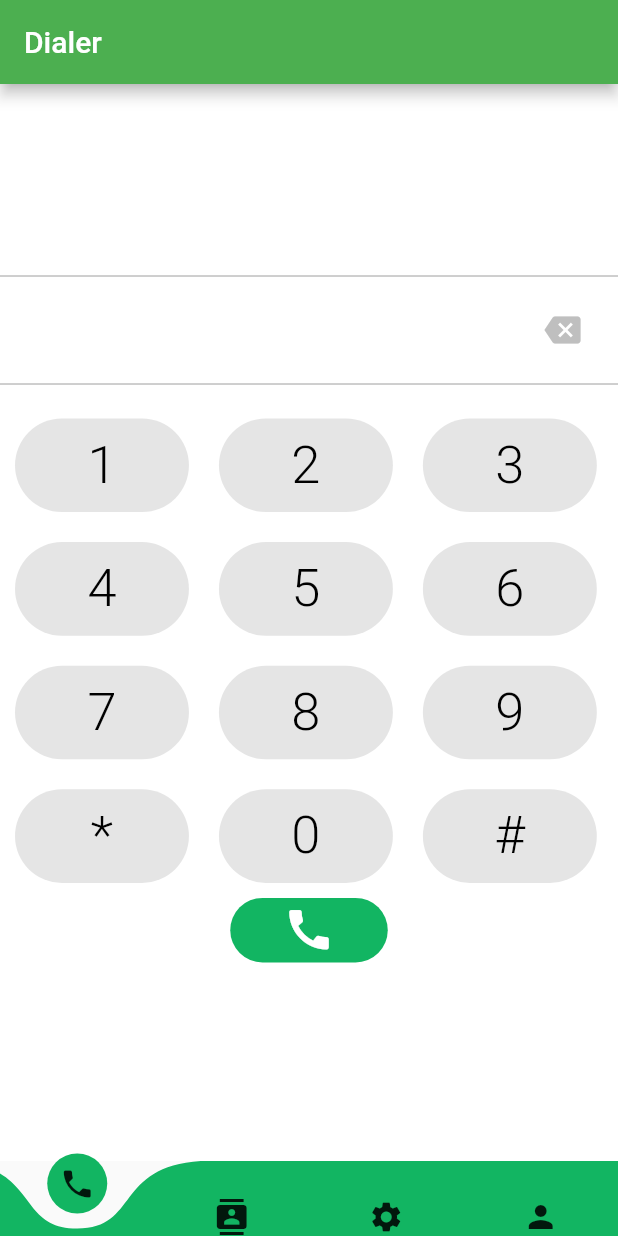
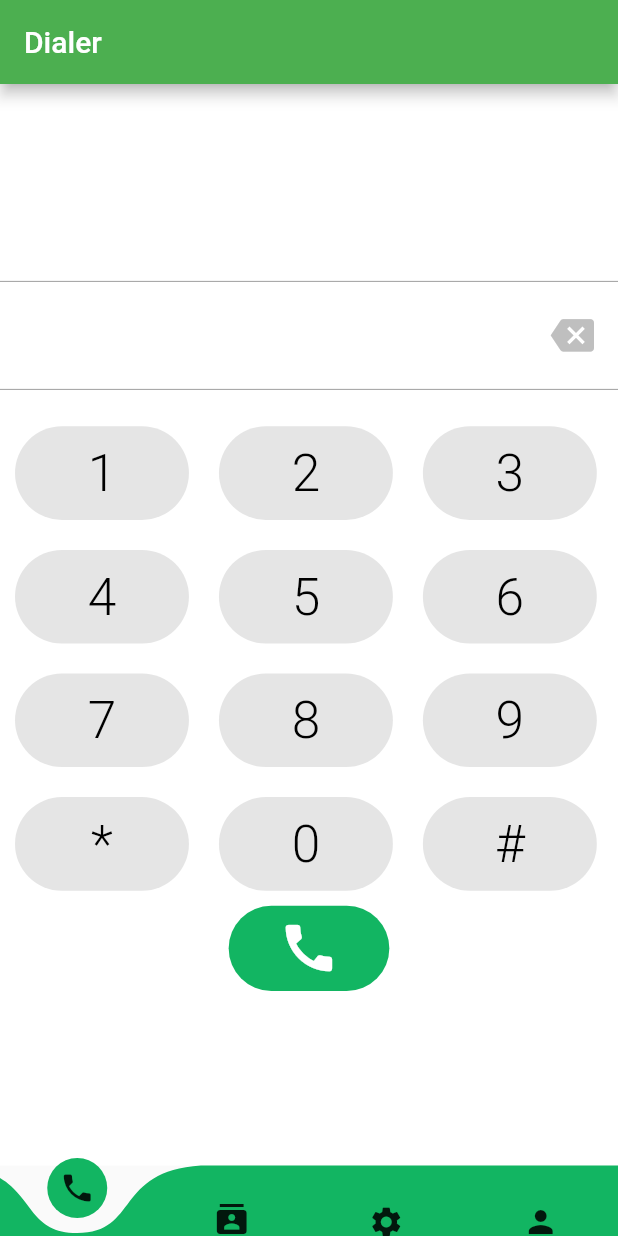
Before and after one commit to MarkisDev/its_urgent, a Flutter app: the screen it shows after launch, on a phone screen of 412 x 824 dp. Run offline on Flutter 3.47's test engine with Material 2 defaults, Android fonts, the phone set to English and light mode, and no system bars; drawn by our look-alikes of curved_navigation_bar; our stand-ins replace firebase_auth, firebase_core, flutter_contacts, flutter_svg, fluttertoast, google_sign_in and 3 more; accounts and stored records are empty.

Commit message:
added Responsiveness in dialer page (#33)

```diff
--- a/lib/main.dart
+++ b/lib/main.dart
@@ -3,6 +3,7 @@ import 'package:flutter/material.dart';
 import 'package:firebase_core/firebase_core.dart';
 import 'package:its_urgent/utils/navbar.dart';
 import 'package:provider/provider.dart';
+import 'package:sizer/sizer.dart';
 import 'firebase_options.dart';
 import 'provider/login.dart';
 
@@ -19,6 +20,8 @@ class MyApp extends StatelessWidget {
 
   @override
   Widget build(BuildContext context) {
+    return Sizer(
+      builder: (context, orientation, deviceType) {
         return ChangeNotifierProvider(
           create: (context) => LoginProvider(),
           child: MaterialApp(
@@ -29,5 +32,7 @@ class MyApp extends StatelessWidget {
             home: const BottomNavigation(),
           ),
         );
+      },
+    );
   }
 }
--- a/lib/screens/contacts.dart
+++ b/lib/screens/contacts.dart
@@ -53,8 +53,7 @@ class ContactPageState extends State<ContactPage> {
                       showDialog(
                         context: context,
                         builder: (_) => RatingDialog(
-                            name: "${contacts![index].name.first}",
-                            number: num),
+                            name: contacts![index].name.first, number: num),
                       );
                     }
                   },
--- a/lib/screens/dialer.dart
+++ b/lib/screens/dialer.dart
@@ -1,5 +1,6 @@
 import 'package:flutter/material.dart';
 import 'package:hexcolor/hexcolor.dart';
+import 'package:sizer/sizer.dart';
 
 import '../widgets/rating.dart';
 
@@ -22,7 +23,7 @@ class DialerPageState extends State<DialerPage> {
       body: SafeArea(
         child: Column(
           children: [
-            const SizedBox(height: 120),
+            SizedBox(height: 15.h),
             const Divider(
               color: Colors.grey,
             ),
@@ -31,15 +32,15 @@ class DialerPageState extends State<DialerPage> {
                 padding: const EdgeInsets.all(8.0),
                 child: Text(
                   display,
-                  textScaleFactor: 1.0,
+                  textScaleFactor: 0.9.sp,
                   style: TextStyle(
-                      fontSize: 30,
+                      fontSize: 23.sp,
                       color: HexColor('#12b562'),
                       fontWeight: FontWeight.bold),
                 ),
               ),
               trailing: SizedBox(
-                width: 33,
+                width: 7.w,
                 child: Row(
                   crossAxisAlignment: CrossAxisAlignment.baseline,
                   textBaseline: TextBaseline.ideographic,
@@ -66,7 +67,7 @@ class DialerPageState extends State<DialerPage> {
                         child: Center(
                           child: Icon(
                             Icons.backspace,
-                            size: 24,
+                            size: 7.w,
                             color: HexColor('#bfbfbf'),
                           ),
                         ),
@@ -79,7 +80,7 @@ class DialerPageState extends State<DialerPage> {
             const Divider(
               color: Colors.grey,
             ),
-            const SizedBox(height: 5),
+            SizedBox(height: 0.8.h),
             Row(
               children: [
                 dialPadButton(size, '1', color: HexColor('#000000')),
@@ -110,17 +111,17 @@ class DialerPageState extends State<DialerPage> {
             ),
             InkWell(
               child: Container(
-                height: 43,
-                width: 105,
+                height: 6.9.h,
+                width: 13.h,
                 decoration: BoxDecoration(
                   color: HexColor('#12b562'),
                   borderRadius: BorderRadius.circular(40),
                 ),
-                child: const Center(
+                child: Center(
                   child: Icon(
                     Icons.call,
                     color: Colors.white,
-                    size: 35,
+                    size: 30.sp,
                   ),
                 ),
               ),
@@ -164,7 +165,7 @@ class DialerPageState extends State<DialerPage> {
             textScaleFactor: 1.0,
             style: TextStyle(
                 color: color ?? HexColor('#999999'),
-                fontSize: 35,
+                fontSize: 25.sp,
                 fontWeight: FontWeight.w300),
           ),
         ),
--- a/lib/screens/login/login.dart
+++ b/lib/screens/login/login.dart
@@ -121,7 +121,10 @@ class _LoginScreenState extends State<LoginScreen> {
               children: [
                 ElevatedButton(
                   style: ElevatedButton.styleFrom(
-                      primary: Colors.white, onPrimary: Colors.black),
+                    // primery is deprecated in v3.3.0
+                    backgroundColor: Colors.white,
+                    foregroundColor: Colors.black,
+                  ),
                   onPressed: () {
                     final provider =
                         Provider.of<LoginProvider>(context, listen: false);
--- a/lib/screens/settings/setting_menu.dart
+++ b/lib/screens/settings/setting_menu.dart
@@ -23,7 +23,7 @@ class SettingMenu extends StatelessWidget {
       ),
       child: TextButton(
         style: TextButton.styleFrom(
-          primary: kPrimaryColor,
+          foregroundColor: kPrimaryColor,
           padding: const EdgeInsets.all(20),
           shape: RoundedRectangleBorder(
             borderRadius: BorderRadius.circular(15),
--- a/lib/utils/navbar.dart
+++ b/lib/utils/navbar.dart
@@ -41,7 +41,7 @@ class _BottomNavigationState extends State<BottomNavigation> {
         bottomNavigationBar: CurvedNavigationBar(
           items: _icons,
           index: currentTab,
-          height: 50.0,
+          height: 47,
           color: kPrimaryColor,
           backgroundColor: Colors.transparent,
           animationCurve: Curves.easeInOut,
--- a/pubspec.yaml
+++ b/pubspec.yaml
@@ -33,6 +33,9 @@ dependencies:
 
   shared_preferences: ^2.0.15
 
+  # Responsive
+  sizer: ^2.0.15
+
 dev_dependencies:
   flutter_test:
     sdk: flutter
```
Also changed, not shown: pubspec.lock. Lines whose indentation alone changed are shown as unchanged.
